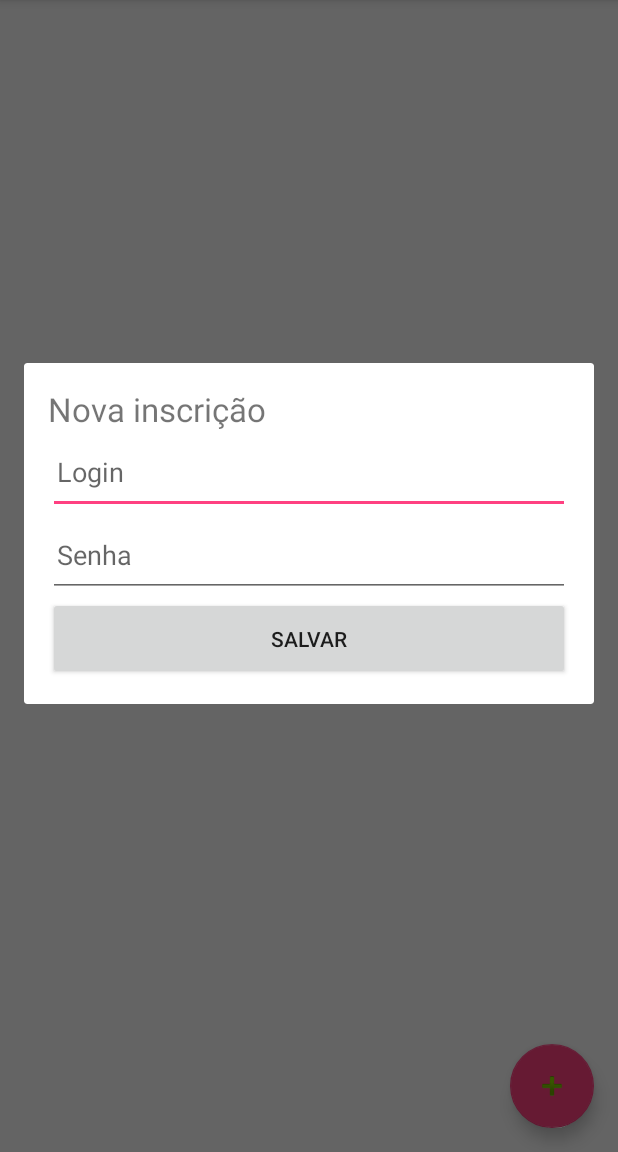
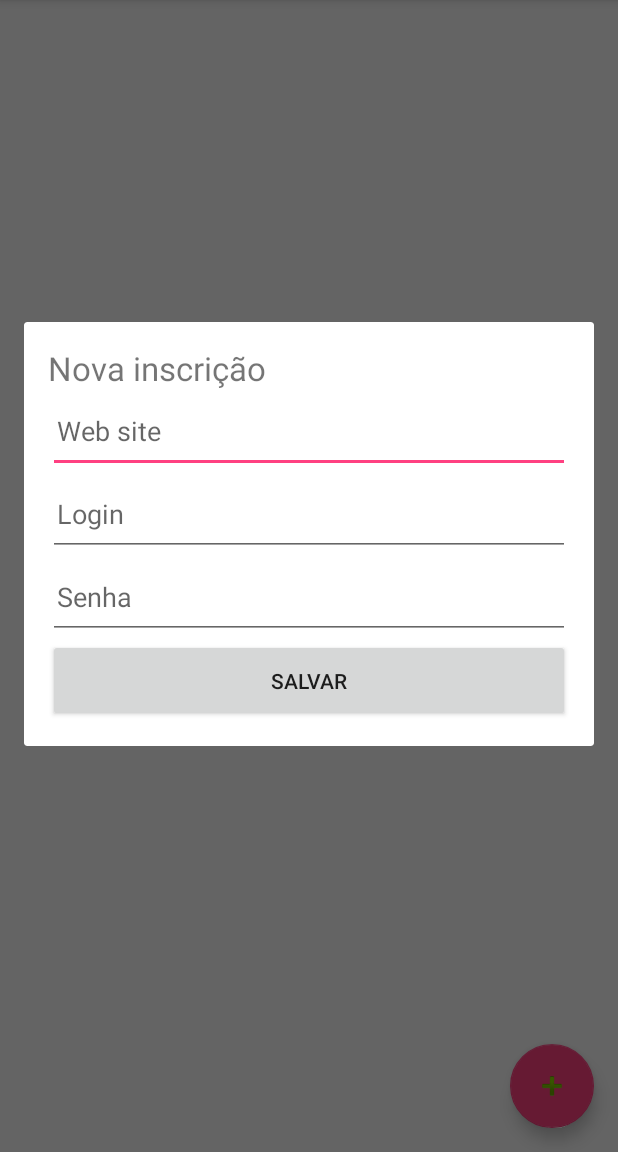
Before and after one commit to SamirSales/android-password-keeper, an Android app: the screen it shows after launch (MainActivity), after a tap on an icon or button, on a phone screen of 412 x 824 dp, the part 84-1236 px from its top. Run offline under Robolectric (Android 15) with nearby library versions, the phone set to English and light mode, and no system bars.

Commit message:
CRUD in progress

```diff
--- a/app/src/main/AndroidManifest.xml
+++ b/app/src/main/AndroidManifest.xml
@@ -11,6 +11,7 @@
         android:theme="@style/AppTheme">
         <activity android:name=".activity.LoginActivity"
             android:label="@string/app_name"
+            android:screenOrientation="portrait"
             android:theme="@style/AppTheme.NoActionBar">
 
             <intent-filter>
@@ -21,6 +22,7 @@
         <activity
             android:name=".activity.MainActivity"
             android:label="@string/app_name"
+            android:screenOrientation="portrait"
             android:theme="@style/AppTheme.NoActionBar">
             <intent-filter>
                 <action android:name="android.intent.action.MAIN" />
--- /dev/null
+++ b/app/src/main/java/io/github/samirsamir/passwordkeeper/RegistrationListAdapter.java
@@ -0,0 +1,60 @@
+package io.github.samirsamir.passwordkeeper;
+
+import android.content.Context;
+import android.view.LayoutInflater;
+import android.view.View;
+import android.view.ViewGroup;
+import android.widget.BaseAdapter;
+import android.widget.TextView;
+
+import java.util.List;
+
+import io.github.samirsamir.passwordkeeper.entity.Registration;
+
+public class RegistrationListAdapter extends BaseAdapter{
+
+    private List<Registration> registrations;
+    private LayoutInflater layoutInflater;
+
+    public RegistrationListAdapter(Context context, List<Registration> registrations) {
+        this.registrations = registrations;
+        layoutInflater = LayoutInflater.from(context);
+    }
+
+    public void reset(List<Registration> registrations){
+        this.registrations = registrations;
+        notifyDataSetChanged();
+    }
+
+    @Override
+    public int getCount() {
+        return registrations != null ? registrations.size() : 0;
+    }
+
+    @Override
+    public Object getItem(int position) {
+        return registrations != null ? registrations.get(position) : null;
+    }
+
+    @Override
+    public long getItemId(int position) {
+        return 0;
+    }
+
+    @Override
+    public View getView(int position, View convertView, ViewGroup parent) {
+
+        if (convertView == null) {
+            convertView = layoutInflater.inflate(R.layout.item_list_resgistration, null);
+        }
+
+        Registration registration = registrations.get(position);
+
+        TextView textSite = convertView.findViewById(R.id.text_site);
+        TextView textLogin = convertView.findViewById(R.id.text_login);
+        textSite.setText(registration.getSite());
+        textLogin.setText(registration.getLogin());
+
+        return convertView;
+    }
+}
--- a/app/src/main/java/io/github/samirsamir/passwordkeeper/activity/LoginActivity.java
+++ b/app/src/main/java/io/github/samirsamir/passwordkeeper/activity/LoginActivity.java
@@ -18,6 +18,8 @@ public class LoginActivity extends AppCompatActivity {
 
     private EditText editTextPwd;
 
+    private Registration appUserAccess;
+
     @Override
     protected void onCreate(Bundle savedInstanceState) {
         super.onCreate(savedInstanceState);
@@ -33,9 +35,9 @@ public class LoginActivity extends AppCompatActivity {
         super.onResume();
 
         RegistrationDB rDB = new RegistrationDB(this);
-        Registration resgAppAccess = rDB.getAppAccessUser();
+        appUserAccess = rDB.getAppUserAccess();
 
-        if(resgAppAccess == null){
+        if(appUserAccess == null){
             startActivity(new Intent(this, MainActivity.class));
             finish();
         }
@@ -64,12 +66,12 @@ public class LoginActivity extends AppCompatActivity {
     }
 
     public void submitPassword(View view) {
-        if(editTextPwd.getText().toString().equals("123456")){
+        if(editTextPwd.getText().toString().equals(appUserAccess.getPassword())){
             startActivity(new Intent(this, MainActivity.class));
             finish();
         }else{
             editTextPwd.setText("");
-            Toast.makeText(this, "Access Denied", Toast.LENGTH_SHORT).show();
+            Toast.makeText(this, R.string.access_denied, Toast.LENGTH_SHORT).show();
         }
     }
 }
--- a/app/src/main/java/io/github/samirsamir/passwordkeeper/activity/MainActivity.java
+++ b/app/src/main/java/io/github/samirsamir/passwordkeeper/activity/MainActivity.java
@@ -2,17 +2,30 @@ package io.github.samirsamir.passwordkeeper.activity;
 
 import android.os.Bundle;
 import android.support.design.widget.FloatingActionButton;
-import android.support.design.widget.Snackbar;
 import android.support.v7.app.AppCompatActivity;
 import android.support.v7.widget.Toolbar;
-import android.view.View;
 import android.view.Menu;
 import android.view.MenuItem;
+import android.view.View;
+import android.widget.AdapterView;
+import android.widget.ListView;
+import android.widget.TextView;
+import android.widget.Toast;
+
+import java.util.List;
 
 import io.github.samirsamir.passwordkeeper.R;
+import io.github.samirsamir.passwordkeeper.RegistrationListAdapter;
+import io.github.samirsamir.passwordkeeper.database.RegistrationDB;
 import io.github.samirsamir.passwordkeeper.dialog.RegistrationEditorDialog;
+import io.github.samirsamir.passwordkeeper.entity.Registration;
+import io.github.samirsamir.passwordkeeper.entity.RegistrationType;
 
-public class MainActivity extends AppCompatActivity {
+public class MainActivity extends AppCompatActivity implements AdapterView.OnItemClickListener {
+
+    private TextView textEmptyList;
+    private ListView listView;
+    RegistrationListAdapter registrationListAdapter;
 
     @Override
     protected void onCreate(Bundle savedInstanceState) {
@@ -21,20 +34,39 @@ public class MainActivity extends AppCompatActivity {
         Toolbar toolbar = findViewById(R.id.toolbar);
         setSupportActionBar(toolbar);
 
-        FloatingActionButton fab = findViewById(R.id.fab);
-        fab.setOnClickListener(new View.OnClickListener() {
-            @Override
-            public void onClick(View view) {
+        textEmptyList = findViewById(R.id.text_empty_list);
+        listView = findViewById(R.id.list_view);
 
-                new RegistrationEditorDialog(MainActivity.this,
-                        new RegistrationEditorDialog.RegistrationEditor() {
-                    @Override
-                    public boolean onClickSaveButton() {
-                        return false;
-                    }
-                }).show();
-            }
-        });
+        setFloatingActionButton();
+    }
+
+    @Override
+    protected void onResume() {
+        super.onResume();
+
+        RegistrationDB rDB = new RegistrationDB(this);
+        List<Registration> registrations = rDB.getDefaultUsers();
+        showTextEmptyList(registrations.size() == 0);
+        registrationListAdapter = new RegistrationListAdapter(this, registrations);
+        listView.setAdapter(registrationListAdapter);
+        listView.setOnItemClickListener(this);
+    }
+
+    private void refreshList(){
+        RegistrationDB rDB = new RegistrationDB(this);
+        List<Registration> registrations = rDB.getDefaultUsers();
+        showTextEmptyList(registrations.size() == 0);
+        registrationListAdapter.reset(registrations);
+    }
+
+    private void showTextEmptyList(boolean show){
+        textEmptyList.setVisibility(show ? View.VISIBLE : View.INVISIBLE);
+    }
+
+    @Override
+    public void onItemClick(AdapterView<?> parent, View view, int position, long id) {
+        Registration registration = (Registration) registrationListAdapter.getItem(position);
+        Toast.makeText(this, registration.getPassword(), Toast.LENGTH_SHORT).show();
     }
 
     @Override
@@ -58,4 +90,48 @@ public class MainActivity extends AppCompatActivity {
 
         return super.onOptionsItemSelected(item);
     }
+
+    private void setFloatingActionButton(){
+        FloatingActionButton fab = findViewById(R.id.fab);
+        fab.setOnClickListener(new View.OnClickListener() {
+            @Override
+            public void onClick(View view) {
+
+                new RegistrationEditorDialog(MainActivity.this,
+                    new RegistrationEditorDialog.RegistrationEditor() {
+                        @Override
+                        public boolean onClickSaveButton(String site, String login, String password) {
+
+                            if(site.trim().isEmpty() || login.trim().isEmpty() || password.trim().isEmpty()){
+                                Toast.makeText(MainActivity.this,
+                                        R.string.empty_fields_warning, Toast.LENGTH_SHORT).show();
+                                return false;
+                            }else{
+                                //verify if login is not duplicated
+                                RegistrationDB rDB = new RegistrationDB(MainActivity.this);
+                                List<Registration> regis = rDB.getUsersBySiteAndLogin(site, login);
+
+                                if(regis.size() == 0){
+                                    Registration reg = new Registration(site, login, password, RegistrationType.DEFAULT);
+                                    rDB.add(reg);
+
+                                    Toast.makeText(MainActivity.this,
+                                            R.string.successfully_saved,
+                                            Toast.LENGTH_LONG).show();
+                                    refreshList();
+                                    return true;
+                                }else{
+                                    Toast.makeText(MainActivity.this,
+                                            R.string.repeated_registration_warning,
+                                            Toast.LENGTH_LONG).show();
+                                    return false;
+                                }
+                            }
+                        }
+                    }).show();
+            }
+        });
+    }
+
+
 }
--- a/app/src/main/java/io/github/samirsamir/passwordkeeper/dialog/RegistrationEditorDialog.java
+++ b/app/src/main/java/io/github/samirsamir/passwordkeeper/dialog/RegistrationEditorDialog.java
@@ -6,6 +6,7 @@ import android.os.Bundle;
 import android.view.View;
 import android.view.Window;
 import android.widget.Button;
+import android.widget.EditText;
 
 import io.github.samirsamir.passwordkeeper.R;
 
@@ -15,6 +16,7 @@ public class RegistrationEditorDialog extends Dialog implements
     private Activity activity;
     private Dialog dialog;
     private Button btnSave;
+    private EditText editSite, editLogin, editPassword;
 
     private RegistrationEditor registrationEditor;
 
@@ -31,19 +33,26 @@ public class RegistrationEditorDialog extends Dialog implements
         requestWindowFeature(Window.FEATURE_NO_TITLE);
         setContentView(R.layout.dialog_add_registration);
         btnSave = findViewById(R.id.btn_save);
+        editSite = findViewById(R.id.edit_site);
+        editLogin = findViewById(R.id.edit_login);
+        editPassword = findViewById(R.id.edit_password);
         btnSave.setOnClickListener(this);
     }
 
     @Override
     public void onClick(View v) {
 
-        if(registrationEditor != null && registrationEditor.onClickSaveButton()){
+        if(registrationEditor != null
+                && registrationEditor.onClickSaveButton(
+                    editSite.getText().toString(),
+                    editLogin.getText().toString(),
+                    editPassword.getText().toString())){
             dismiss();
         }
     }
 
     public interface RegistrationEditor{
         // it must return true to close the dialog
-        boolean onClickSaveButton();
+        boolean onClickSaveButton(String site, String login, String password);
     }
 }
--- a/app/src/main/res/layout/content_main.xml
+++ b/app/src/main/res/layout/content_main.xml
@@ -8,13 +8,22 @@
     tools:context=".activity.MainActivity"
     tools:showIn="@layout/activity_main">
 
-    <TextView
-        android:layout_width="wrap_content"
-        android:layout_height="wrap_content"
-        android:text="Hello World!"
-        app:layout_constraintBottom_toBottomOf="parent"
-        app:layout_constraintLeft_toLeftOf="parent"
-        app:layout_constraintRight_toRightOf="parent"
-        app:layout_constraintTop_toTopOf="parent" />
+    <RelativeLayout
+        android:layout_width="match_parent"
+        android:layout_height="match_parent">
+
+        <ListView
+            android:id="@+id/list_view"
+            android:layout_width="match_parent"
+            android:layout_height="match_parent" />
+
+        <TextView
+            android:id="@+id/text_empty_list"
+            android:layout_width="wrap_content"
+            android:layout_height="wrap_content"
+            android:layout_centerInParent="true"
+            android:textSize="18sp"
+            android:text="@string/no_registration_message" />
+    </RelativeLayout>
 
 </android.support.constraint.ConstraintLayout>
--- a/app/src/main/res/layout/dialog_add_registration.xml
+++ b/app/src/main/res/layout/dialog_add_registration.xml
@@ -14,10 +14,20 @@
         android:text="@string/new_registration"/>
 
     <EditText
+        android:id="@+id/edit_site"
+        android:layout_width="match_parent"
+        android:layout_height="55dp"
+        android:layout_below="@+id/text"
+        android:paddingLeft="6dp"
+        android:paddingRight="6dp"
+        android:hint="@string/web_site"
+        android:inputType="text" />
+
+    <EditText
         android:id="@+id/edit_login"
         android:layout_width="match_parent"
         android:layout_height="55dp"
-        android:layout_below="@+id/text"
+        android:layout_below="@+id/edit_site"
         android:paddingLeft="6dp"
         android:paddingRight="6dp"
         android:hint="@string/login"
--- a/app/src/main/res/values/strings.xml
+++ b/app/src/main/res/values/strings.xml
@@ -6,4 +6,11 @@
     <string name="login">Login</string>
     <string name="password">Senha</string>
     <string name="save">Salvar</string>
+    <string name="access_denied">Acesso Negado</string>
+    <string name="no_registration_message">Nenhum registro foi encontrado</string>
+    <string name="hello_world">Hello world</string>
+    <string name="empty_fields_warning">Não deixe os campos em branco</string>
+    <string name="web_site">Web site</string>
+    <string name="repeated_registration_warning">Já existe registro desse site com esse login.</string>
+    <string name="successfully_saved">Salvo com sucesso</string>
 </resources>
```
Also changed, not shown: app/src/main/java/io/github/samirsamir/passwordkeeper/database/RegistrationDB.java (+37 -21 lines), app/src/main/java/io/github/samirsamir/passwordkeeper/entity/Registration.java (+14 -4 lines), app/src/main/res/drawable/ic_account_box_black_24dp.xml (added, +9 -0 lines), app/src/main/res/layout/item_list_resgistration.xml (added, +45 -0 lines).
